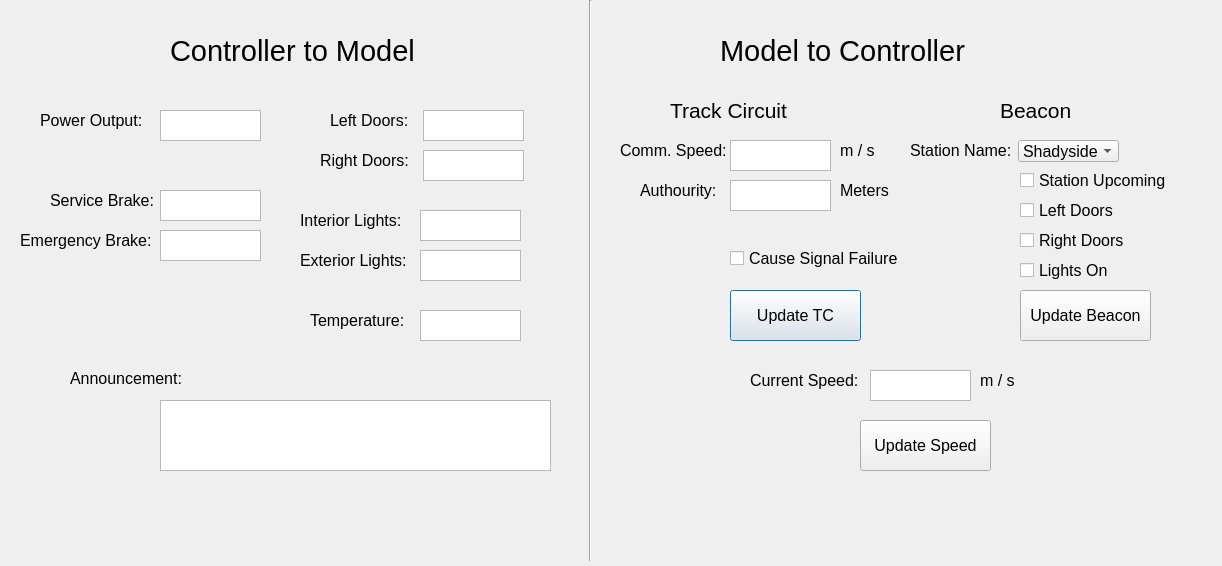
Prem-125/TRAINS, file DevEnv/src/TrainControllerHW/src/InterfaceV1.ui: the form before one commit.
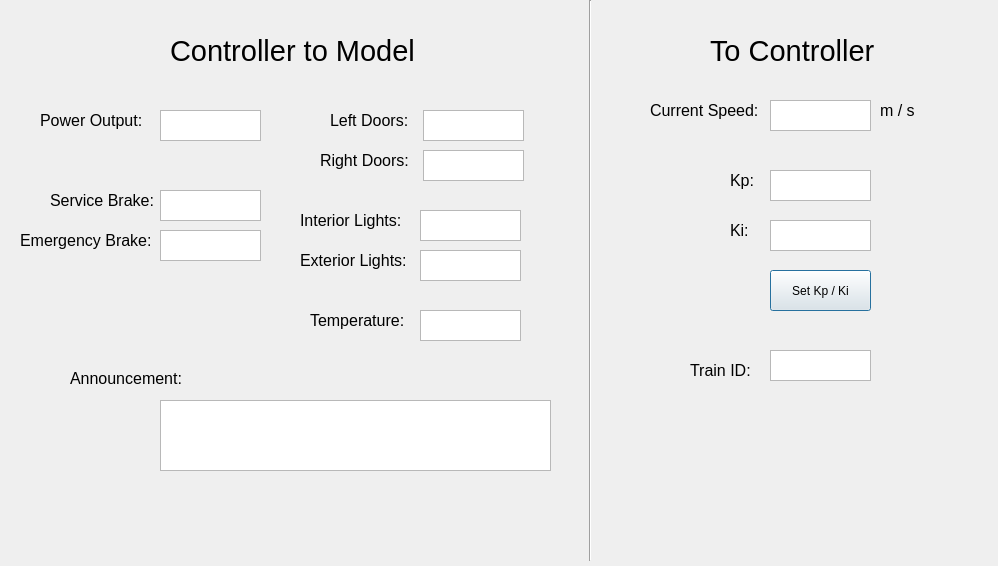
The form after the commit.

```diff
--- a/DevEnv/src/TrainControllerHW/src/InterfaceV1.ui
+++ b/DevEnv/src/TrainControllerHW/src/InterfaceV1.ui
@@ -6,7 +6,7 @@
    <rect>
     <x>0</x>
     <y>0</y>
-    <width>1222</width>
+    <width>998</width>
     <height>566</height>
    </rect>
   </property>
@@ -144,33 +144,6 @@
     <string/>
    </property>
   </widget>
-  <widget class="QPlainTextEdit" name="CommSpeedVal">
-   <property name="geometry">
-    <rect>
-     <x>730</x>
-     <y>140</y>
-     <width>101</width>
-     <height>31</height>
-    </rect>
-   </property>
-   <property name="font">
-    <font>
-     <pointsize>12</pointsize>
-    </font>
-   </property>
-   <property name="verticalScrollBarPolicy">
-    <enum>Qt::ScrollBarAlwaysOff</enum>
-   </property>
-   <property name="horizontalScrollBarPolicy">
-    <enum>Qt::ScrollBarAlwaysOff</enum>
-   </property>
-   <property name="readOnly">
-    <bool>false</bool>
-   </property>
-   <property name="plainText">
-    <string/>
-   </property>
-  </widget>
   <widget class="QPlainTextEdit" name="EBrakeVal">
    <property name="geometry">
     <rect>
@@ -243,24 +216,6 @@
     <string>Power Output:</string>
    </property>
   </widget>
-  <widget class="QLabel" name="label_2">
-   <property name="geometry">
-    <rect>
-     <x>620</x>
-     <y>140</y>
-     <width>151</width>
-     <height>20</height>
-    </rect>
-   </property>
-   <property name="font">
-    <font>
-     <pointsize>12</pointsize>
-    </font>
-   </property>
-   <property name="text">
-    <string>Comm. Speed:</string>
-   </property>
-  </widget>
   <widget class="QLabel" name="label_3">
    <property name="geometry">
     <rect>
@@ -408,7 +363,7 @@
   <widget class="QLabel" name="label_10">
    <property name="geometry">
     <rect>
-     <x>720</x>
+     <x>710</x>
      <y>30</y>
      <width>321</width>
      <height>41</height>
@@ -420,96 +375,14 @@
     </font>
    </property>
    <property name="text">
-    <string>Model to Controller</string>
-   </property>
-  </widget>
-  <widget class="QPlainTextEdit" name="AuthVal">
-   <property name="geometry">
-    <rect>
-     <x>730</x>
-     <y>180</y>
-     <width>101</width>
-     <height>31</height>
-    </rect>
-   </property>
-   <property name="font">
-    <font>
-     <pointsize>12</pointsize>
-    </font>
-   </property>
-
-   <property name="verticalScrollBarPolicy">
-    <enum>Qt::ScrollBarAlwaysOff</enum>
-   </property>
-   <property name="horizontalScrollBarPolicy">
-    <enum>Qt::ScrollBarAlwaysOff</enum>
-   </property>
-   <property name="readOnly">
-    <bool>false</bool>
-   </property>
-   <property name="plainText">
-    <string/>
-   </property>
-  </widget>
-  <widget class="QLabel" name="label_12">
-   <property name="geometry">
-    <rect>
-     <x>640</x>
-     <y>180</y>
-     <width>81</width>
-     <height>20</height>
-    </rect>
-   </property>
-   <property name="font">
-    <font>
-     <pointsize>12</pointsize>
-    </font>
-   </property>
-   <property name="text">
-    <string>Authourity:</string>
-   </property>
-  </widget>
-  <widget class="QLabel" name="label_13">
-   <property name="geometry">
-    <rect>
-     <x>910</x>
-     <y>140</y>
-     <width>101</width>
-     <height>20</height>
-    </rect>
-   </property>
-   <property name="font">
-    <font>
-     <pointsize>12</pointsize>
-    </font>
-   </property>
-   <property name="text">
-    <string>Station Name:</string>
-   </property>
-  </widget>
-  <widget class="QPushButton" name="tcButton">
-   <property name="geometry">
-    <rect>
-     <x>730</x>
-     <y>290</y>
-     <width>131</width>
-     <height>51</height>
-    </rect>
-   </property>
-   <property name="font">
-    <font>
-     <pointsize>12</pointsize>
-    </font>
-   </property>
-   <property name="text">
-    <string>Update TC</string>
+    <string>To Controller</string>
    </property>
   </widget>
   <widget class="QLabel" name="label_11">
    <property name="geometry">
     <rect>
-     <x>750</x>
-     <y>370</y>
+     <x>650</x>
+     <y>100</y>
      <width>121</width>
      <height>20</height>
     </rect>
@@ -526,8 +399,8 @@
   <widget class="QPlainTextEdit" name="CurSpeedVal">
    <property name="geometry">
     <rect>
-     <x>870</x>
-     <y>370</y>
+     <x>770</x>
+     <y>100</y>
      <width>101</width>
      <height>31</height>
     </rect>
@@ -544,289 +417,12 @@
     <enum>Qt::ScrollBarAlwaysOff</enum>
    </property>
    <property name="readOnly">
-    <bool>false</bool>
+    <bool>true</bool>
    </property>
    <property name="plainText">
     <string/>
    </property>
   </widget>
-   <widget class="QCheckBox" name="sigFail">
-   <property name="geometry">
-    <rect>
-     <x>730</x>
-     <y>250</y>
-     <width>171</width>
-     <height>17</height>
-    </rect>
-   </property>
-   <property name="font">
-    <font>
-     <pointsize>12</pointsize>
-    </font>
-   </property>
-   <property name="text">
-    <string>Cause Signal Failure</string>
-   </property>
-  </widget>
-  <widget class="QCheckBox" name="stationComing">
-   <property name="geometry">
-    <rect>
-     <x>1020</x>
-     <y>170</y>
-     <width>161</width>
-     <height>21</height>
-    </rect>
-   </property>
-   <property name="font">
-    <font>
-     <pointsize>12</pointsize>
-    </font>
-   </property>
-   <property name="text">
-    <string>Station Upcoming</string>
-   </property>
-  </widget>
-  <widget class="QCheckBox" name="BLDoor">
-   <property name="geometry">
-    <rect>
-     <x>1020</x>
-     <y>200</y>
-     <width>141</width>
-     <height>20</height>
-    </rect>
-   </property>
-   <property name="font">
-    <font>
-     <pointsize>12</pointsize>
-    </font>
-   </property>
-   <property name="text">
-    <string>Left Doors</string>
-   </property>
-  </widget>
-  <widget class="QCheckBox" name="BRDoor">
-   <property name="geometry">
-    <rect>
-     <x>1020</x>
-     <y>230</y>
-     <width>151</width>
-     <height>21</height>
-    </rect>
-   </property>
-   <property name="font">
-    <font>
-     <pointsize>12</pointsize>
-    </font>
-   </property>
-   <property name="text">
-    <string>Right Doors</string>
-   </property>
-  </widget>
-  <widget class="QCheckBox" name="BExtLight">
-   <property name="geometry">
-    <rect>
-     <x>1020</x>
-     <y>260</y>
-     <width>171</width>
-     <height>20</height>
-    </rect>
-   </property>
-   <property name="font">
-    <font>
-     <pointsize>12</pointsize>
-    </font>
-   </property>
-   <property name="text">
-    <string>Lights On</string>
-   </property>
-  </widget>
-  <widget class="QLabel" name="label_14">
-   <property name="geometry">
-    <rect>
-     <x>670</x>
-     <y>100</y>
-     <width>131</width>
-     <height>21</height>
-    </rect>
-   </property>
-   <property name="font">
-    <font>
-     <pointsize>16</pointsize>
-    </font>
-   </property>
-   <property name="text">
-    <string>Track Circuit</string>
-   </property>
-  </widget>
-  <widget class="QLabel" name="label_15">
-   <property name="geometry">
-    <rect>
-     <x>1000</x>
-     <y>100</y>
-     <width>131</width>
-     <height>21</height>
-    </rect>
-   </property>
-   <property name="font">
-    <font>
-     <pointsize>16</pointsize>
-    </font>
-   </property>
-   <property name="text">
-    <string>Beacon</string>
-   </property>
-  </widget>
-  <widget class="QPushButton" name="beaconButton">
-   <property name="geometry">
-    <rect>
-     <x>1020</x>
-     <y>290</y>
-     <width>131</width>
-     <height>51</height>
-    </rect>
-   </property>
-   <property name="font">
-    <font>
-     <pointsize>12</pointsize>
-    </font>
-   </property>
-   <property name="text">
-    <string>Update Beacon</string>
-   </property>
-  </widget>
-  <widget class="QPushButton" name="speedButton">
-   <property name="geometry">
-    <rect>
-     <x>860</x>
-     <y>420</y>
-     <width>131</width>
-     <height>51</height>
-    </rect>
-   </property>
-   <property name="font">
-    <font>
-     <pointsize>12</pointsize>
-    </font>
-   </property>
-   <property name="text">
-    <string>Update Speed</string>
-   </property>
-  </widget>
-  <widget class="QComboBox" name="stationSel">
-   <property name="geometry">
-    <rect>
-     <x>1018</x>
-     <y>140</y>
-     <width>101</width>
-     <height>22</height>
-    </rect>
-   </property>
-   <property name="font">
-    <font>
-     <pointsize>12</pointsize>
-    </font>
-   </property>
-   <item>
-    <property name="text">
-     <string>Shadyside</string>
-    </property>
-   </item>
-   <item>
-    <property name="text">
-     <string>Herron Ave</string>
-    </property>
-   </item>
-   <item>
-    <property name="text">
-     <string>Swissville</string>
-    </property>
-   </item>
-   <item>
-    <property name="text">
-     <string>Penn Station</string>
-    </property>
-   </item>
-   <item>
-    <property name="text">
-     <string>Steel Plaza</string>
-    </property>
-   </item>
-   <item>
-    <property name="text">
-     <string>First Ave</string>
-    </property>
-   </item>
-   <item>
-    <property name="text">
-     <string>Station Square</string>
-    </property>
-   </item>
-   <item>
-    <property name="text">
-     <string>South Hills Junction</string>
-    </property>
-   </item>
-   <item>
-    <property name="text">
-     <string>Pioneer</string>
-    </property>
-   </item>
-   <item>
-    <property name="text">
-     <string>Edgebrook</string>
-    </property>
-   </item>
-   <item>
-    <property name="text">
-     <string>Whited</string>
-    </property>
-   </item>
-   <item>
-    <property name="text">
-     <string>South Bank</string>
-    </property>
-   </item>
-   <item>
-    <property name="text">
-     <string>Central</string>
-    </property>
-   </item>
-   <item>
-    <property name="text">
-     <string>Inglewood</string>
-    </property>
-   </item>
-   <item>
-    <property name="text">
-     <string>Overbrook</string>
-    </property>
-   </item>
-   <item>
-    <property name="text">
-     <string>Glenbury</string>
-    </property>
-   </item>
-   <item>
-    <property name="text">
-     <string>Dormont</string>
-    </property>
-   </item>
-   <item>
-    <property name="text">
-     <string>Mt Lebanon</string>
-    </property>
-   </item>
-   <item>
-    <property name="text">
-     <string>Poplar</string>
-    </property>
-   </item>
-   <item>
-    <property name="text">
-     <string>Castle Shannon</string>
-    </property>
-   </item>
-  </widget>
   <widget class="QLabel" name="label_16">
    <property name="geometry">
     <rect>
@@ -917,29 +513,11 @@
     <string/>
    </property>
   </widget>
-  <widget class="QLabel" name="label_18">
-   <property name="geometry">
-    <rect>
-     <x>840</x>
-     <y>140</y>
-     <width>111</width>
-     <height>20</height>
-    </rect>
-   </property>
-   <property name="font">
-    <font>
-     <pointsize>12</pointsize>
-    </font>
-   </property>
-   <property name="text">
-    <string>m / s</string>
-   </property>
-  </widget>
   <widget class="QLabel" name="label_19">
    <property name="geometry">
     <rect>
-     <x>980</x>
-     <y>370</y>
+     <x>880</x>
+     <y>100</y>
      <width>111</width>
      <height>20</height>
     </rect>
@@ -953,12 +531,12 @@
     <string>m / s</string>
    </property>
   </widget>
-  <widget class="QLabel" name="label_20">
+  <widget class="QLabel" name="label_12">
    <property name="geometry">
     <rect>
-     <x>840</x>
-     <y>180</y>
-     <width>111</width>
+     <x>730</x>
+     <y>170</y>
+     <width>121</width>
      <height>20</height>
     </rect>
    </property>
@@ -968,7 +546,137 @@
     </font>
    </property>
    <property name="text">
-    <string>Meters</string>
+    <string>Kp:</string>
+   </property>
+  </widget>
+  <widget class="QPlainTextEdit" name="KpVal">
+   <property name="geometry">
+    <rect>
+     <x>770</x>
+     <y>170</y>
+     <width>101</width>
+     <height>31</height>
+    </rect>
+   </property>
+   <property name="font">
+    <font>
+     <pointsize>12</pointsize>
+    </font>
+   </property>
+   <property name="verticalScrollBarPolicy">
+    <enum>Qt::ScrollBarAlwaysOff</enum>
+   </property>
+   <property name="horizontalScrollBarPolicy">
+    <enum>Qt::ScrollBarAlwaysOff</enum>
+   </property>
+   <property name="readOnly">
+    <bool>false</bool>
+   </property>
+   <property name="plainText">
+    <string/>
+   </property>
+  </widget>
+  <widget class="QLabel" name="label_13">
+   <property name="geometry">
+    <rect>
+     <x>730</x>
+     <y>220</y>
+     <width>121</width>
+     <height>20</height>
+    </rect>
+   </property>
+   <property name="font">
+    <font>
+     <pointsize>12</pointsize>
+    </font>
+   </property>
+   <property name="text">
+    <string>Ki:</string>
+   </property>
+  </widget>
+  <widget class="QPlainTextEdit" name="KiVal">
+   <property name="geometry">
+    <rect>
+     <x>770</x>
+     <y>220</y>
+     <width>101</width>
+     <height>31</height>
+    </rect>
+   </property>
+   <property name="font">
+    <font>
+     <pointsize>12</pointsize>
+    </font>
+   </property>
+   <property name="verticalScrollBarPolicy">
+    <enum>Qt::ScrollBarAlwaysOff</enum>
+   </property>
+   <property name="horizontalScrollBarPolicy">
+    <enum>Qt::ScrollBarAlwaysOff</enum>
+   </property>
+   <property name="readOnly">
+    <bool>false</bool>
+   </property>
+   <property name="plainText">
+    <string/>
+   </property>
+  </widget>
+  <widget class="QPushButton" name="setParams">
+   <property name="geometry">
+    <rect>
+     <x>770</x>
+     <y>270</y>
+     <width>101</width>
+     <height>41</height>
+    </rect>
+   </property>
+   <property name="text">
+    <string>Set Kp / Ki</string>
+   </property>
+  </widget>
+  <widget class="QLabel" name="label_14">
+   <property name="geometry">
+    <rect>
+     <x>690</x>
+     <y>360</y>
+     <width>121</width>
+     <height>20</height>
+    </rect>
+   </property>
+   <property name="font">
+    <font>
+     <pointsize>12</pointsize>
+    </font>
+   </property>
+   <property name="text">
+    <string>Train ID:</string>
+   </property>
+  </widget>
+  <widget class="QPlainTextEdit" name="IDVal">
+   <property name="geometry">
+    <rect>
+     <x>770</x>
+     <y>350</y>
+     <width>101</width>
+     <height>31</height>
+    </rect>
+   </property>
+   <property name="font">
+    <font>
+     <pointsize>12</pointsize>
+    </font>
+   </property>
+   <property name="verticalScrollBarPolicy">
+    <enum>Qt::ScrollBarAlwaysOff</enum>
+   </property>
+   <property name="horizontalScrollBarPolicy">
+    <enum>Qt::ScrollBarAlwaysOff</enum>
+   </property>
+   <property name="readOnly">
+    <bool>true</bool>
+   </property>
+   <property name="plainText">
+    <string/>
    </property>
   </widget>
  </widget>
```
Left out of the diff: 6 changed lines with no effect on the pictures.
